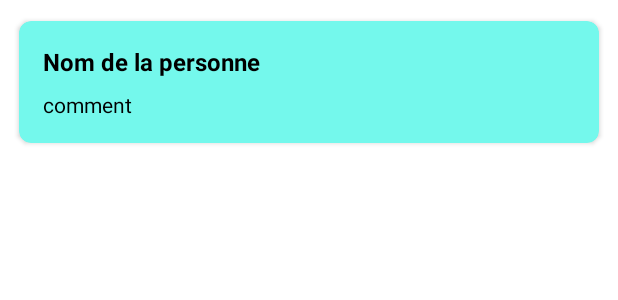
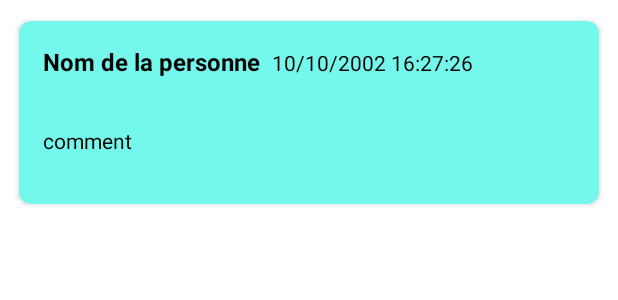
Before and after one commit to hicham-assou/BookFutsal, an Android app: the layout comments_items.xml on its own in the app's theme, with its tools: preview values and no code run, on a phone screen of 412 x 824 dp. Shown: the top 300 px of the screen. Run offline under Robolectric (Android 15) with nearby library versions, the light colour scheme and no system bars.

Commit message:
date commentaire ok + suppression commentaire debut

```diff
--- a/app/src/main/res/layout/comments_items.xml
+++ b/app/src/main/res/layout/comments_items.xml
@@ -2,6 +2,7 @@
 <androidx.cardview.widget.CardView
     xmlns:android="http://schemas.android.com/apk/res/android"
     xmlns:app="http://schemas.android.com/apk/res-auto"
+    xmlns:tools="http://schemas.android.com/tools"
     android:id="@+id/card_view"
     android:layout_width="match_parent"
     android:layout_height="wrap_content"
@@ -17,12 +18,10 @@
         android:layout_height="wrap_content"
         android:orientation="vertical">
 
-
-
         <LinearLayout
             android:layout_width="match_parent"
             android:layout_height="wrap_content"
-            android:orientation="vertical"
+            android:orientation="horizontal"
             android:padding="16dp">
 
             <TextView
@@ -34,33 +33,44 @@
                 android:textSize="16sp"
                 android:textStyle="bold"/>
 
+
+            <TextView
+                android:id="@+id/comment_time"
+                android:layout_width="wrap_content"
+                android:layout_height="wrap_content"
+                android:layout_marginStart="8dp"
+                android:text="10/10/2002 16:27:26"
+                android:textColor="@color/black"
+                android:textSize="14sp" />
+
+        </LinearLayout>
+
         <LinearLayout
             android:layout_width="match_parent"
             android:layout_height="wrap_content"
             android:orientation="horizontal"
-                android:layout_marginTop="8dp">
-
+            android:padding="16dp">
 
             <TextView
                 android:id="@+id/comment_value"
-                    android:layout_width="wrap_content"
-                    android:layout_height="wrap_content"
+                android:layout_width="311dp"
+                android:layout_height="36dp"
                 android:text="comment"
                 android:textColor="@color/black"
-                    android:textSize="14sp"/>
+                android:textSize="14sp"
+                app:layout_constraintStart_toStartOf="parent"
+                app:layout_constraintTop_toTopOf="parent" />
+
 
         </LinearLayout>
-
-            <Button
-                android:id="@+id/button_delete_comment"
-                android:layout_width="wrap_content"
-                android:layout_height="wrap_content"
+        <ImageView
+        android:id="@+id/delete_comment"
+        android:layout_width="34dp"
+        android:layout_height="33dp"
         android:layout_gravity="end"
-                android:backgroundTint="#AC5D5D"
-                android:text="delete comment "
         android:visibility="gone"
-                android:textColor="@color/white" />
-        </LinearLayout>
+        android:background="@drawable/trash_logo"
+        android:backgroundTint="#AC5D5D" />
     </LinearLayout>
 
 </androidx.cardview.widget.CardView>
```
Also changed, not shown: app/src/main/java/com/example/bookfutsal/activities/SportCenterDetail.java (+16 -3 lines), app/src/main/java/com/example/bookfutsal/adapter/CommentsAdapter.java (+46 -10 lines), app/src/main/res/drawable/trash_logo.png (added). Lines whose indentation alone changed are shown as unchanged.
